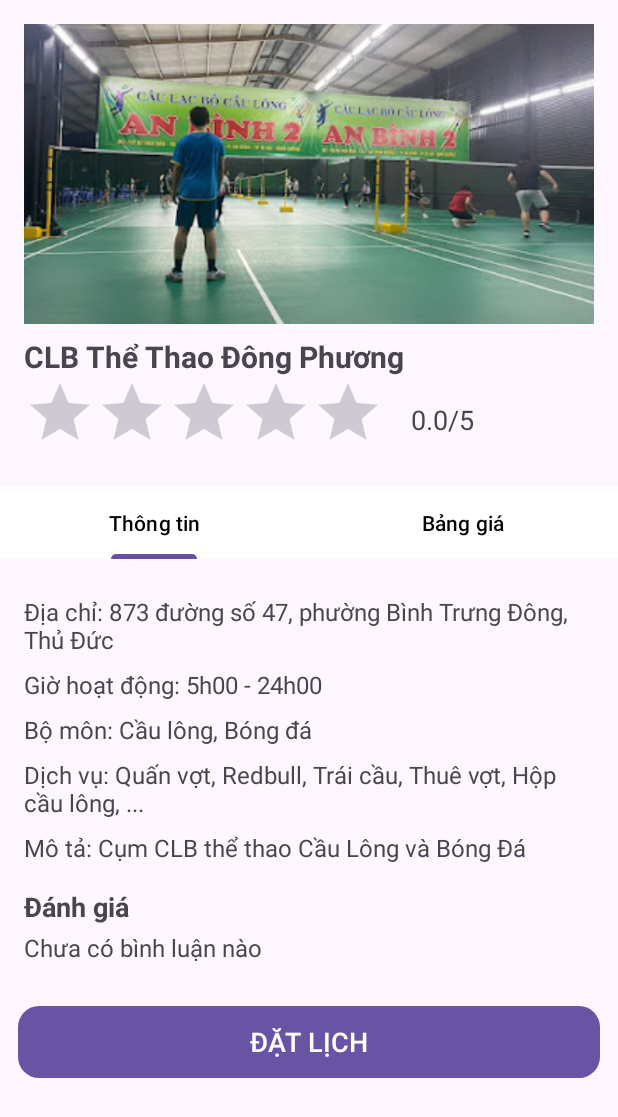
After one commit to Danhuynh224/SportBookingApp, an Android app: the FacilityDetailActivity screen opened directly, with no data from a screen before it, on a phone screen of 412 x 824 dp. The commit adds this screen. Shown: the top 1117 px of the screen. Run offline under Robolectric (Android 15) with nearby library versions, the light colour scheme and no system bars.

Commit message:
demo facility detail

```diff
--- a/app/build.gradle.kts
+++ b/app/build.gradle.kts
@@ -51,4 +51,5 @@ dependencies {
     implementation(libs.retrofit)
     implementation(libs.converter)
     implementation(libs.gson)
+    implementation(libs.viewpager2)
 }
--- /dev/null
+++ b/app/src/main/java/com/example/pjbookingsport/FacilityDetailActivity.java
@@ -0,0 +1,37 @@
+package com.example.pjbookingsport;
+
+import android.os.Bundle;
+
+import androidx.activity.EdgeToEdge;
+import androidx.appcompat.app.AppCompatActivity;
+import androidx.core.graphics.Insets;
+import androidx.core.view.ViewCompat;
+import androidx.core.view.WindowInsetsCompat;
+import androidx.viewpager2.widget.ViewPager2;
+
+import com.example.pjbookingsport.adapter.ViewPagerAdapter;
+import com.google.android.material.tabs.TabLayout;
+import com.google.android.material.tabs.TabLayoutMediator;
+
+public class FacilityDetailActivity extends AppCompatActivity {
+
+    @Override
+    protected void onCreate(Bundle savedInstanceState) {
+        super.onCreate(savedInstanceState);
+        EdgeToEdge.enable(this);
+        setContentView(R.layout.activity_facility_detail);
+
+        TabLayout tabLayout = findViewById(R.id.tabLayout);
+        ViewPager2 viewPager = findViewById(R.id.viewPager);
+        ViewPagerAdapter adapter = new ViewPagerAdapter(this);
+        viewPager.setAdapter(adapter);
+
+        new TabLayoutMediator(tabLayout, viewPager, (tab, position) -> {
+            if (position == 0) {
+                tab.setText("Thông tin");
+            } else {
+                tab.setText("Bảng giá");
+            }
+        }).attach();
+    }
+}
--- a/app/src/main/java/com/example/pjbookingsport/adapter/PostAdapter.java
+++ b/app/src/main/java/com/example/pjbookingsport/adapter/PostAdapter.java
@@ -57,11 +57,14 @@ public class PostAdapter extends RecyclerView.Adapter<PostAdapter.PostViewHolder
 
             itemView.setOnClickListener(v -> {
                 int position = getBindingAdapterPosition();
-                if (position != RecyclerView.NO_POSITION){
+                if (position != RecyclerView.NO_POSITION && position < mPosts.size()) {
                     PostModel post = mPosts.get(position);
                     Toast.makeText(mContext, post.getTitle(), Toast.LENGTH_SHORT).show();
+                } else {
+                    Toast.makeText(mContext, "Invalid item clicked!", Toast.LENGTH_SHORT).show();
                 }
             });
+
         }
     }
 }
--- /dev/null
+++ b/app/src/main/java/com/example/pjbookingsport/adapter/ViewPagerAdapter.java
@@ -0,0 +1,30 @@
+package com.example.pjbookingsport.adapter;
+
+import androidx.annotation.NonNull;
+import androidx.fragment.app.Fragment;
+import androidx.fragment.app.FragmentActivity;
+import androidx.viewpager2.adapter.FragmentStateAdapter;
+
+import com.example.pjbookingsport.frag.PricingFragment;
+import com.example.pjbookingsport.frag.InfoFragment;
+
+public class ViewPagerAdapter extends FragmentStateAdapter {
+
+    public ViewPagerAdapter(@NonNull FragmentActivity fragmentActivity) {
+        super(fragmentActivity);
+    }
+    @NonNull
+    @Override
+    public Fragment createFragment(int position) {
+        if (position == 0) {
+            return new InfoFragment();
+        } else {
+            return new PricingFragment();
+        }
+    }
+
+    @Override
+    public int getItemCount() {
+        return 2;
+    }
+}
--- /dev/null
+++ b/app/src/main/java/com/example/pjbookingsport/frag/InfoFragment.java
@@ -0,0 +1,66 @@
+package com.example.pjbookingsport.frag;
+
+import android.os.Bundle;
+
+import androidx.fragment.app.Fragment;
+
+import android.view.LayoutInflater;
+import android.view.View;
+import android.view.ViewGroup;
+
+import com.example.pjbookingsport.R;
+
+/**
+ * A simple {@link Fragment} subclass.
+ * Use the {@link InfoFragment#newInstance} factory method to
+ * create an instance of this fragment.
+ */
+public class InfoFragment extends Fragment {
+
+    // TODO: Rename parameter arguments, choose names that match
+    // the fragment initialization parameters, e.g. ARG_ITEM_NUMBER
+    private static final String ARG_PARAM1 = "param1";
+    private static final String ARG_PARAM2 = "param2";
+
+    // TODO: Rename and change types of parameters
+    private String mParam1;
+    private String mParam2;
+
+    public InfoFragment() {
+        // Required empty public constructor
+    }
+
+    /**
+     * Use this factory method to create a new instance of
+     * this fragment using the provided parameters.
+     *
+     * @param param1 Parameter 1.
+     * @param param2 Parameter 2.
+     * @return A new instance of fragment InfoFragment.
+     */
+    // TODO: Rename and change types and number of parameters
+    public static InfoFragment newInstance(String param1, String param2) {
+        InfoFragment fragment = new InfoFragment();
+        Bundle args = new Bundle();
+        args.putString(ARG_PARAM1, param1);
+        args.putString(ARG_PARAM2, param2);
+        fragment.setArguments(args);
+        return fragment;
+    }
+
+    @Override
+    public void onCreate(Bundle savedInstanceState) {
+        super.onCreate(savedInstanceState);
+        if (getArguments() != null) {
+            mParam1 = getArguments().getString(ARG_PARAM1);
+            mParam2 = getArguments().getString(ARG_PARAM2);
+        }
+    }
+
+    @Override
+    public View onCreateView(LayoutInflater inflater, ViewGroup container,
+                             Bundle savedInstanceState) {
+        // Inflate the layout for this fragment
+        return inflater.inflate(R.layout.fragment_info, container, false);
+    }
+}
--- /dev/null
+++ b/app/src/main/java/com/example/pjbookingsport/frag/PricingFragment.java
@@ -0,0 +1,66 @@
+package com.example.pjbookingsport.frag;
+
+import android.os.Bundle;
+
+import androidx.fragment.app.Fragment;
+
+import android.view.LayoutInflater;
+import android.view.View;
+import android.view.ViewGroup;
+
+import com.example.pjbookingsport.R;
+
+/**
+ * A simple {@link Fragment} subclass.
+ * Use the {@link PricingFragment#newInstance} factory method to
+ * create an instance of this fragment.
+ */
+public class PricingFragment extends Fragment {
+
+    // TODO: Rename parameter arguments, choose names that match
+    // the fragment initialization parameters, e.g. ARG_ITEM_NUMBER
+    private static final String ARG_PARAM1 = "param1";
+    private static final String ARG_PARAM2 = "param2";
+
+    // TODO: Rename and change types of parameters
+    private String mParam1;
+    private String mParam2;
+
+    public PricingFragment() {
+        // Required empty public constructor
+    }
+
+    /**
+     * Use this factory method to create a new instance of
+     * this fragment using the provided parameters.
+     *
+     * @param param1 Parameter 1.
+     * @param param2 Parameter 2.
+     * @return A new instance of fragment PricingFragment.
+     */
+    // TODO: Rename and change types and number of parameters
+    public static PricingFragment newInstance(String param1, String param2) {
+        PricingFragment fragment = new PricingFragment();
+        Bundle args = new Bundle();
+        args.putString(ARG_PARAM1, param1);
+        args.putString(ARG_PARAM2, param2);
+        fragment.setArguments(args);
+        return fragment;
+    }
+
+    @Override
+    public void onCreate(Bundle savedInstanceState) {
+        super.onCreate(savedInstanceState);
+        if (getArguments() != null) {
+            mParam1 = getArguments().getString(ARG_PARAM1);
+            mParam2 = getArguments().getString(ARG_PARAM2);
+        }
+    }
+
+    @Override
+    public View onCreateView(LayoutInflater inflater, ViewGroup container,
+                             Bundle savedInstanceState) {
+        // Inflate the layout for this fragment
+        return inflater.inflate(R.layout.fragment_pricing, container, false);
+    }
+}
--- /dev/null
+++ b/app/src/main/res/layout/activity_facility_detail.xml
@@ -0,0 +1,93 @@
+<?xml version="1.0" encoding="utf-8"?>
+<LinearLayout xmlns:android="http://schemas.android.com/apk/res/android"
+    xmlns:app="http://schemas.android.com/apk/res-auto"
+    android:layout_width="match_parent"
+    android:layout_height="match_parent"
+    android:orientation="vertical">
+
+    <ScrollView
+        android:layout_width="match_parent"
+        android:layout_height="wrap_content"
+        android:fillViewport="true">
+
+        <LinearLayout
+            android:layout_width="match_parent"
+            android:layout_height="wrap_content"
+            android:orientation="vertical"
+            android:padding="16dp">
+
+            <!-- Banner -->
+            <ImageView
+                android:layout_width="match_parent"
+                android:layout_height="200dp"
+                android:scaleType="centerCrop"
+                android:src="@drawable/anbinh2" />
+
+            <!-- Club Name and Rating -->
+            <TextView
+                android:layout_width="wrap_content"
+                android:layout_height="wrap_content"
+                android:text="CLB Thể Thao Đông Phương"
+                android:textSize="20sp"
+                android:textStyle="bold"
+                android:paddingTop="8dp" />
+
+            <LinearLayout
+                android:layout_width="wrap_content"
+                android:layout_height="wrap_content"
+                android:orientation="horizontal"
+                android:gravity="center_vertical">
+
+                <RatingBar
+                    android:layout_width="wrap_content"
+                    android:layout_height="wrap_content"
+                    android:numStars="5"
+                    android:rating="0"
+                    android:isIndicator="true" />
+
+                <TextView
+                    android:layout_width="wrap_content"
+                    android:layout_height="wrap_content"
+                    android:text="0.0/5"
+                    android:textSize="18dp"
+                    android:paddingStart="18dp" />
+            </LinearLayout>
+        </LinearLayout>
+    </ScrollView>
+
+    <!-- Tab Layout -->
+    <com.google.android.material.tabs.TabLayout
+        android:id="@+id/tabLayout"
+        android:layout_width="match_parent"
+        android:layout_height="wrap_content"
+        android:background="@color/white"
+        app:tabTextColor="@android:color/black"
+        app:tabSelectedTextColor="@color/black">
+        <com.google.android.material.tabs.TabItem
+            android:layout_width="wrap_content"
+            android:layout_height="wrap_content"
+            android:text="Thông tin" />
+        <com.google.android.material.tabs.TabItem
+            android:layout_width="wrap_content"
+            android:layout_height="wrap_content"
+            android:text="Bảng giá" />
+    </com.google.android.material.tabs.TabLayout>
+
+    <!-- ViewPager2 for Tabs -->
+    <androidx.viewpager2.widget.ViewPager2
+        android:id="@+id/viewPager"
+        android:layout_width="match_parent"
+        android:layout_height="wrap_content" />
+
+    <Button
+        android:layout_width="match_parent"
+        android:layout_height="wrap_content"
+        android:layout_margin="12dp"
+        android:text="ĐẶT LỊCH"
+        android:textAllCaps="false"
+        android:textSize="18sp"
+        android:textColor="@android:color/white"
+        android:layout_marginTop="16dp"
+        android:background="@drawable/btn_dat_lich"/>
+
+</LinearLayout>
--- /dev/null
+++ b/app/src/main/res/layout/fragment_info.xml
@@ -0,0 +1,64 @@
+<?xml version="1.0" encoding="utf-8"?>
+<LinearLayout xmlns:android="http://schemas.android.com/apk/res/android"
+    android:layout_width="match_parent"
+    android:layout_height="match_parent"
+    android:orientation="vertical"
+    android:padding="16dp">
+
+    <TextView
+        android:layout_width="match_parent"
+        android:layout_height="wrap_content"
+        android:text="Địa chỉ: 873 đường số 47, phường Bình Trưng Đông, Thủ Đức"
+        android:textSize="16sp"
+        android:paddingTop="8dp" />
+
+    <!-- Working Hours -->
+    <TextView
+        android:layout_width="match_parent"
+        android:layout_height="wrap_content"
+        android:text="Giờ hoạt động: 5h00 - 24h00"
+        android:textSize="16sp"
+        android:paddingTop="8dp" />
+
+    <!-- Sports Categories -->
+    <TextView
+        android:layout_width="match_parent"
+        android:layout_height="wrap_content"
+        android:text="Bộ môn: Cầu lông, Bóng đá"
+        android:textSize="16sp"
+        android:paddingTop="8dp" />
+
+    <!-- Services -->
+    <TextView
+        android:layout_width="match_parent"
+        android:layout_height="wrap_content"
+        android:text="Dịch vụ: Quấn vợt, Redbull, Trái cầu, Thuê vợt, Hộp cầu lông, ..."
+        android:textSize="16sp"
+        android:paddingTop="8dp" />
+
+    <!-- Description -->
+    <TextView
+        android:layout_width="match_parent"
+        android:layout_height="wrap_content"
+        android:text="Mô tả: Cụm CLB thể thao Cầu Lông và Bóng Đá"
+        android:textSize="16sp"
+        android:paddingTop="8dp" />
+
+    <!-- Rating Section -->
+    <TextView
+        android:layout_width="match_parent"
+        android:layout_height="wrap_content"
+        android:text="Đánh giá"
+        android:textStyle="bold"
+        android:textSize="18sp"
+        android:paddingTop="16dp" />
+
+    <TextView
+        android:layout_width="match_parent"
+        android:layout_height="wrap_content"
+        android:text="Chưa có bình luận nào"
+        android:textSize="16sp"
+        android:paddingTop="4dp" />
+
+
+</LinearLayout>
--- /dev/null
+++ b/app/src/main/res/layout/fragment_pricing.xml
@@ -0,0 +1,28 @@
+<?xml version="1.0" encoding="utf-8"?>
+<LinearLayout xmlns:android="http://schemas.android.com/apk/res/android"
+    android:layout_width="match_parent"
+    android:layout_height="match_parent"
+    android:orientation="vertical"
+    android:padding="16dp">
+
+    <TextView
+        android:layout_width="match_parent"
+        android:layout_height="wrap_content"
+        android:text="Bảng giá dịch vụ"
+        android:textSize="18sp"
+        android:textStyle="bold"
+        android:paddingBottom="8dp" />
+
+    <TextView
+        android:layout_width="match_parent"
+        android:layout_height="wrap_content"
+        android:text="Sân cầu lông: 100,000 VND/h"
+        android:textSize="16sp" />
+
+    <TextView
+        android:layout_width="match_parent"
+        android:layout_height="wrap_content"
+        android:text="Sân bóng đá: 300,000 VND/h"
+        android:textSize="16sp"
+        android:paddingTop="8dp" />
+</LinearLayout>
--- a/app/src/main/res/layout/row_item_facility.xml
+++ b/app/src/main/res/layout/row_item_facility.xml
@@ -72,7 +72,7 @@
 
         <LinearLayout
             android:id="@+id/rating_layout"
-android:layout_width="wrap_content"
+            android:layout_width="wrap_content"
             android:layout_height="wrap_content"
             android:orientation="horizontal"
             android:gravity="center_vertical"
--- a/gradle/libs.versions.toml
+++ b/gradle/libs.versions.toml
@@ -14,6 +14,7 @@ glide = "4.16.0"
 converter="2.9.0"
 gson = "2.10"
 retrofit = "2.9.0"
+viewpager2 = "1.0.0"
 
 [libraries]
 junit = { group = "junit", name = "junit", version.ref = "junit" }
@@ -30,6 +31,7 @@ glide = {group="com.github.bumptech.glide", name ="glide", version.ref="glide"}
 gson ={group="com.google.code.gson", name ="gson", version.ref="gson"}
 retrofit = {group = "com.squareup.retrofit2", name= "retrofit", version.ref="retrofit"}
 glide-compiler = { module = "com.github.bumptech.glide:compiler", version.ref = "glide" }
+viewpager2 = { module = "androidx.viewpager2:viewpager2", name= "viewpager2", version.ref = "viewpager2" }
 
 [plugins]
 android-application = { id = "com.android.application", version.ref = "agp" }
```
Also changed, not shown: app/src/main/AndroidManifest.xml (+6 -2 lines).
